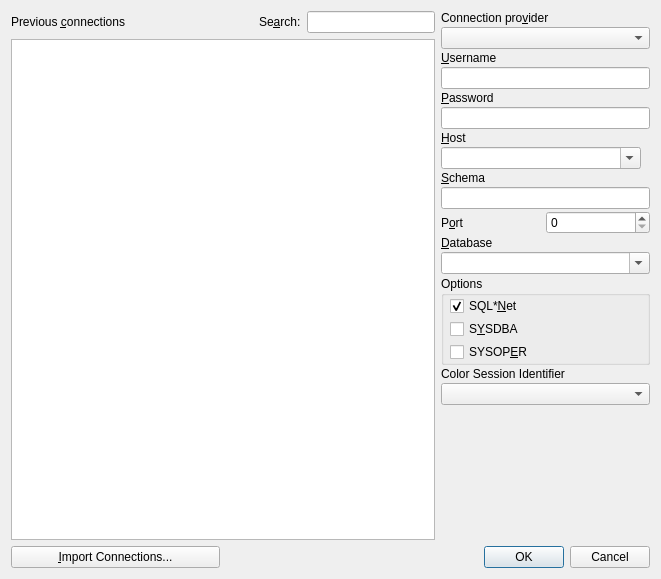
The window that src/tonewconnectionui.ui (tora-tool/tora) describes before a commit, drawn with Qt 5.
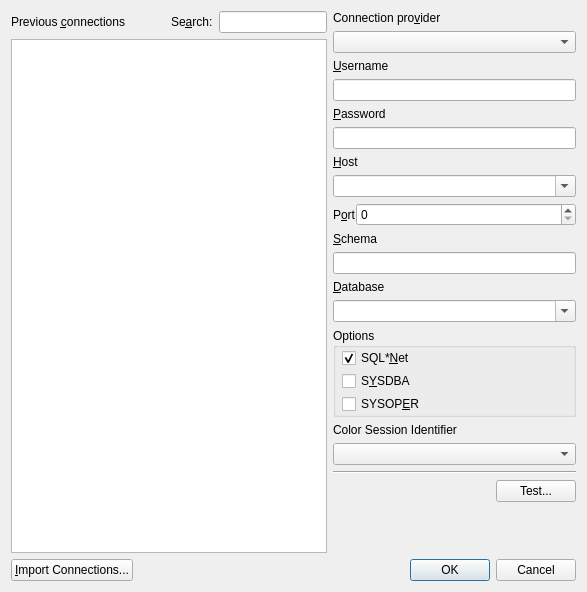
The same window after the commit.

Commit message: connection dialog: test connection button

Patch:
```diff
--- a/src/tonewconnectionui.ui
+++ b/src/tonewconnectionui.ui
@@ -6,8 +6,8 @@
    <rect>
     <x>0</x>
     <y>0</y>
-    <width>661</width>
-    <height>579</height>
+    <width>587</width>
+    <height>592</height>
    </rect>
   </property>
   <property name="windowTitle">
@@ -15,6 +15,8 @@
   </property>
   <layout class="QGridLayout" name="gridLayout">
    <item row="0" column="0" colspan="2">
+    <layout class="QHBoxLayout" name="horizontalLayout_4">
+     <item>
     <layout class="QVBoxLayout" name="verticalLayout">
      <item>
       <layout class="QHBoxLayout" name="horizontalLayout">
@@ -98,11 +100,8 @@
      </item>
     </layout>
    </item>
-   <item row="0" column="2">
-    <layout class="QVBoxLayout">
-     <property name="spacing">
-      <number>2</number>
-     </property>
+     <item>
+      <layout class="QVBoxLayout" name="verticalLayout_3">
      <item>
       <widget class="QLabel" name="ProviderLabel">
        <property name="sizePolicy">
@@ -229,12 +228,6 @@
      </item>
      <item>
       <widget class="QComboBox" name="Host">
-       <property name="sizePolicy">
-        <sizepolicy hsizetype="Maximum" vsizetype="Fixed">
-         <horstretch>0</horstretch>
-         <verstretch>0</verstretch>
-        </sizepolicy>
-       </property>
        <property name="minimumSize">
         <size>
          <width>200</width>
@@ -252,44 +245,6 @@
        </property>
       </widget>
      </item>
-     <item>
-      <widget class="QLabel" name="SchemaLabel">
-       <property name="sizePolicy">
-        <sizepolicy hsizetype="Minimum" vsizetype="Fixed">
-         <horstretch>0</horstretch>
-         <verstretch>0</verstretch>
-        </sizepolicy>
-       </property>
-       <property name="toolTip">
-        <string>Schema to switch to</string>
-       </property>
-       <property name="text">
-        <string>&amp;Schema</string>
-       </property>
-       <property name="wordWrap">
-        <bool>false</bool>
-       </property>
-       <property name="buddy">
-        <cstring>Schema</cstring>
-       </property>
-      </widget>
-     </item>
-     <item>
-      <widget class="QLineEdit" name="Schema">
-       <property name="sizePolicy">
-        <sizepolicy hsizetype="Minimum" vsizetype="Fixed">
-         <horstretch>0</horstretch>
-         <verstretch>0</verstretch>
-        </sizepolicy>
-       </property>
-       <property name="minimumSize">
-        <size>
-         <width>200</width>
-         <height>0</height>
-        </size>
-       </property>
-      </widget>
-     </item>
      <item>
       <layout class="QHBoxLayout">
        <property name="spacing">
@@ -313,6 +268,12 @@
        </item>
        <item>
         <widget class="QSpinBox" name="Port">
+           <property name="sizePolicy">
+            <sizepolicy hsizetype="MinimumExpanding" vsizetype="Fixed">
+             <horstretch>0</horstretch>
+             <verstretch>0</verstretch>
+            </sizepolicy>
+           </property>
          <property name="maximum">
           <number>65535</number>
          </property>
@@ -320,6 +281,44 @@
        </item>
       </layout>
      </item>
+       <item>
+        <widget class="QLabel" name="SchemaLabel">
+         <property name="sizePolicy">
+          <sizepolicy hsizetype="Minimum" vsizetype="Fixed">
+           <horstretch>0</horstretch>
+           <verstretch>0</verstretch>
+          </sizepolicy>
+         </property>
+         <property name="toolTip">
+          <string>Schema to switch to</string>
+         </property>
+         <property name="text">
+          <string>&amp;Schema</string>
+         </property>
+         <property name="wordWrap">
+          <bool>false</bool>
+         </property>
+         <property name="buddy">
+          <cstring>Schema</cstring>
+         </property>
+        </widget>
+       </item>
+       <item>
+        <widget class="QLineEdit" name="Schema">
+         <property name="sizePolicy">
+          <sizepolicy hsizetype="Minimum" vsizetype="Fixed">
+           <horstretch>0</horstretch>
+           <verstretch>0</verstretch>
+          </sizepolicy>
+         </property>
+         <property name="minimumSize">
+          <size>
+           <width>200</width>
+           <height>0</height>
+          </size>
+         </property>
+        </widget>
+       </item>
      <item>
       <widget class="QLabel" name="TextLabel3">
        <property name="toolTip">
@@ -425,6 +424,37 @@
      <item>
       <widget class="QComboBox" name="colorComboBox"/>
      </item>
+       <item>
+        <widget class="Line" name="line_2">
+         <property name="orientation">
+          <enum>Qt::Horizontal</enum>
+         </property>
+        </widget>
+       </item>
+       <item>
+        <layout class="QHBoxLayout" name="horizontalLayout_3">
+         <item>
+          <spacer name="horizontalSpacer_3">
+           <property name="orientation">
+            <enum>Qt::Horizontal</enum>
+           </property>
+           <property name="sizeHint" stdset="0">
+            <size>
+             <width>40</width>
+             <height>20</height>
+            </size>
+           </property>
+          </spacer>
+         </item>
+         <item>
+          <widget class="QPushButton" name="testConnectionButton">
+           <property name="text">
+            <string>Test...</string>
+           </property>
+          </widget>
+         </item>
+        </layout>
+       </item>
      <item>
       <spacer>
        <property name="orientation">
@@ -433,10 +463,12 @@
        <property name="sizeHint" stdset="0">
         <size>
          <width>20</width>
-         <height>40</height>
+           <height>28</height>
         </size>
        </property>
       </spacer>
+       </item>
+      </layout>
      </item>
     </layout>
    </item>
@@ -447,7 +479,7 @@
      </property>
     </widget>
    </item>
-   <item row="1" column="1" colspan="2">
+   <item row="1" column="1">
     <widget class="QDialogButtonBox" name="ButtonBox">
      <property name="orientation">
       <enum>Qt::Horizontal</enum>
```
Left out of the diff: 8 changed lines with no effect on the pictures. Lines whose indentation alone changed are shown as unchanged. The commit also changes 2 other files.
